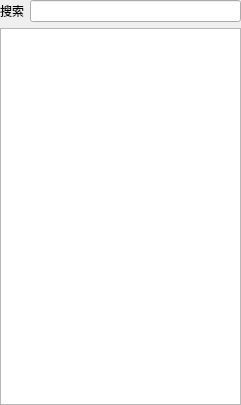
Old version of the form cos/cosbrowser/src/fend/uimain/bucketslistwidget.ui in the repository YuanAaron/cos_client.
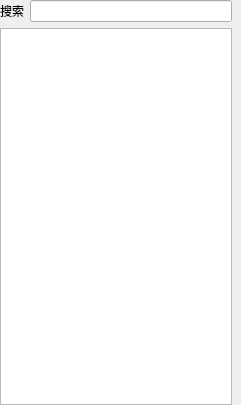
New version of the form. Custom widgets are drawn as their Qt base class.

```diff
--- a/cos/cosbrowser/src/fend/uimain/bucketslistwidget.ui
+++ b/cos/cosbrowser/src/fend/uimain/bucketslistwidget.ui
@@ -21,7 +21,7 @@
     <number>0</number>
    </property>
    <property name="rightMargin">
-    <number>0</number>
+    <number>9</number>
    </property>
    <property name="bottomMargin">
     <number>0</number>
```
Left out of the diff: 6 changed lines with no effect on the pictures.
